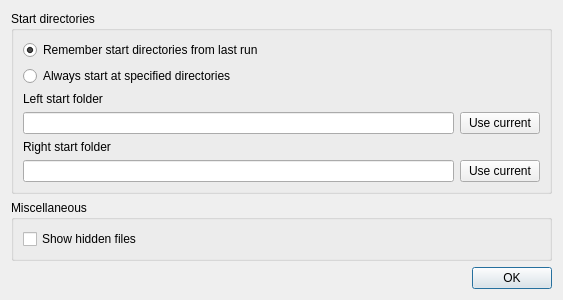
Qt form src/config.ui (suncore/dflynav) before a commit.
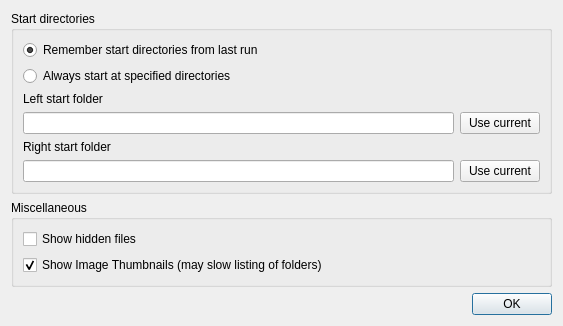
The same form after that commit.

```diff
--- a/src/config.ui
+++ b/src/config.ui
@@ -7,7 +7,7 @@
     <x>0</x>
     <y>0</y>
     <width>563</width>
-    <height>276</height>
+    <height>301</height>
    </rect>
   </property>
   <property name="windowTitle">
@@ -40,6 +40,19 @@
         </property>
        </widget>
       </item>
+      <item row="1" column="0">
+       <widget class="QCheckBox" name="checkBox">
+        <property name="text">
+         <string>Show Image Thumbnails (may slow listing of folders)</string>
+        </property>
+        <property name="checked">
+         <bool>true</bool>
+        </property>
+        <property name="tristate">
+         <bool>false</bool>
+        </property>
+       </widget>
+      </item>
      </layout>
     </widget>
    </item>
```
